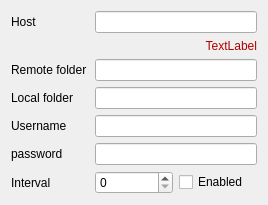
This is settings/main_settings.ui in kinnalru/davqt as Qt 5 draws it before an edit. The edited form follows.
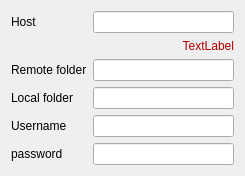
This is the edited form.

The edit to the form file:
```diff
--- a/settings/main_settings.ui
+++ b/settings/main_settings.ui
@@ -6,31 +6,14 @@
    <rect>
     <x>0</x>
     <y>0</y>
-    <width>268</width>
-    <height>162</height>
+    <width>245</width>
+    <height>154</height>
    </rect>
   </property>
-  <layout class="QGridLayout" name="gridLayout">
-   <item row="5" column="1" colspan="2">
-    <widget class="QLineEdit" name="password">
-     <property name="echoMode">
-      <enum>QLineEdit::Password</enum>
-     </property>
-    </widget>
-   </item>
-   <item row="3" column="1" colspan="2">
-    <widget class="QLineEdit" name="localfolder"/>
-   </item>
-   <item row="2" column="1" colspan="2">
-    <widget class="QLineEdit" name="remotefolder"/>
-   </item>
-   <item row="6" column="2">
-    <widget class="QCheckBox" name="enabled">
-     <property name="text">
-      <string>Enabled</string>
-     </property>
-    </widget>
-   </item>
+  <layout class="QFormLayout" name="formLayout_2">
+   <property name="fieldGrowthPolicy">
+    <enum>QFormLayout::ExpandingFieldsGrow</enum>
+   </property>
    <item row="0" column="0">
     <widget class="QLabel" name="label_3">
      <property name="text">
@@ -38,59 +21,17 @@
      </property>
     </widget>
    </item>
-   <item row="6" column="1">
-    <widget class="QSpinBox" name="interval">
-     <property name="maximum">
-      <number>3600</number>
-     </property>
-     <property name="singleStep">
-      <number>10</number>
-     </property>
-    </widget>
-   </item>
-   <item row="5" column="0">
-    <widget class="QLabel" name="label_2">
-     <property name="text">
-      <string>password</string>
-     </property>
-    </widget>
-   </item>
-   <item row="4" column="1" colspan="2">
-    <widget class="QLineEdit" name="username"/>
-   </item>
-   <item row="4" column="0">
-    <widget class="QLabel" name="label">
-     <property name="text">
-      <string>Username</string>
-     </property>
-    </widget>
-   </item>
-   <item row="2" column="0">
-    <widget class="QLabel" name="label_4">
-     <property name="text">
-      <string>Remote folder</string>
-     </property>
-    </widget>
-   </item>
-   <item row="3" column="0">
-    <widget class="QLabel" name="label_5">
-     <property name="text">
-      <string>Local folder</string>
-     </property>
-    </widget>
-   </item>
-   <item row="6" column="0">
-    <widget class="QLabel" name="label_6">
-     <property name="text">
-      <string>Interval</string>
-     </property>
-    </widget>
-   </item>
-   <item row="0" column="1" colspan="2">
+   <item row="0" column="1">
     <widget class="QLineEdit" name="host"/>
    </item>
-   <item row="1" column="0" colspan="3">
+   <item row="1" column="1">
     <widget class="QLabel" name="parsedurl">
+     <property name="sizePolicy">
+      <sizepolicy hsizetype="Expanding" vsizetype="Preferred">
+       <horstretch>0</horstretch>
+       <verstretch>0</verstretch>
+      </sizepolicy>
+     </property>
      <property name="palette">
       <palette>
        <active>
@@ -168,6 +109,50 @@
      </property>
     </widget>
    </item>
+   <item row="2" column="0">
+    <widget class="QLabel" name="label_4">
+     <property name="text">
+      <string>Remote folder</string>
+     </property>
+    </widget>
+   </item>
+   <item row="2" column="1">
+    <widget class="QLineEdit" name="remotefolder"/>
+   </item>
+   <item row="3" column="0">
+    <widget class="QLabel" name="label_5">
+     <property name="text">
+      <string>Local folder</string>
+     </property>
+    </widget>
+   </item>
+   <item row="3" column="1">
+    <widget class="QLineEdit" name="localfolder"/>
+   </item>
+   <item row="4" column="0">
+    <widget class="QLabel" name="label">
+     <property name="text">
+      <string>Username</string>
+     </property>
+    </widget>
+   </item>
+   <item row="4" column="1">
+    <widget class="QLineEdit" name="username"/>
+   </item>
+   <item row="5" column="0">
+    <widget class="QLabel" name="label_2">
+     <property name="text">
+      <string>password</string>
+     </property>
+    </widget>
+   </item>
+   <item row="5" column="1">
+    <widget class="QLineEdit" name="password">
+     <property name="echoMode">
+      <enum>QLineEdit::Password</enum>
+     </property>
+    </widget>
+   </item>
   </layout>
  </widget>
  <resources/>
```
Left out of the diff: 7 changed lines with no effect on the pictures.
